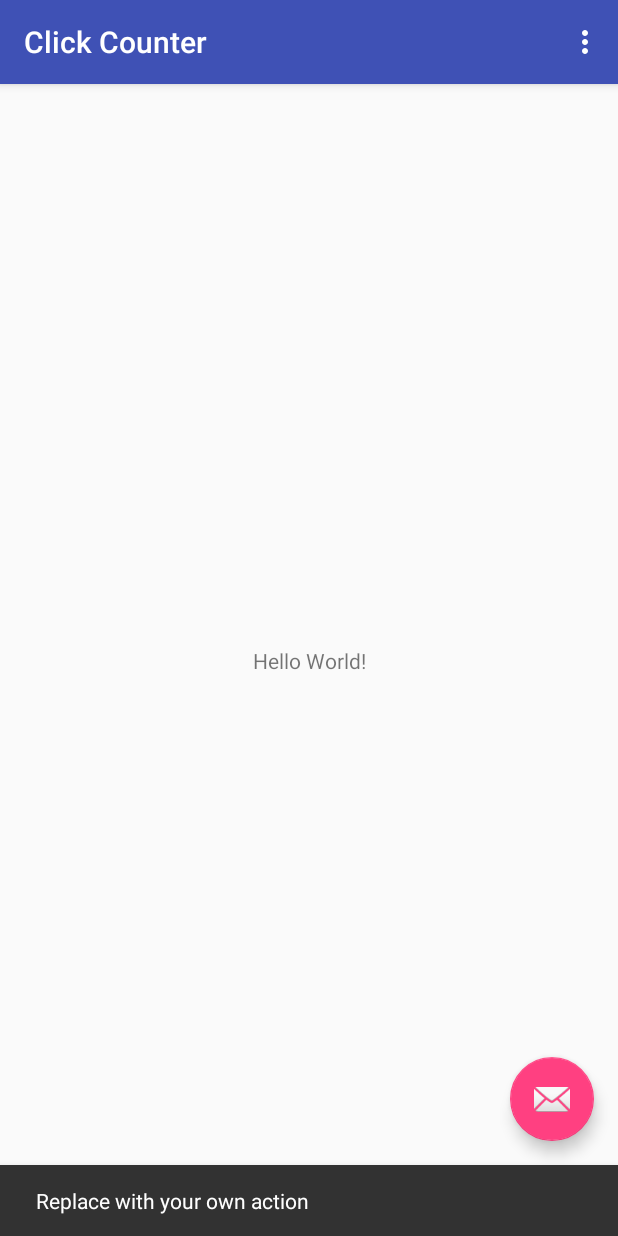
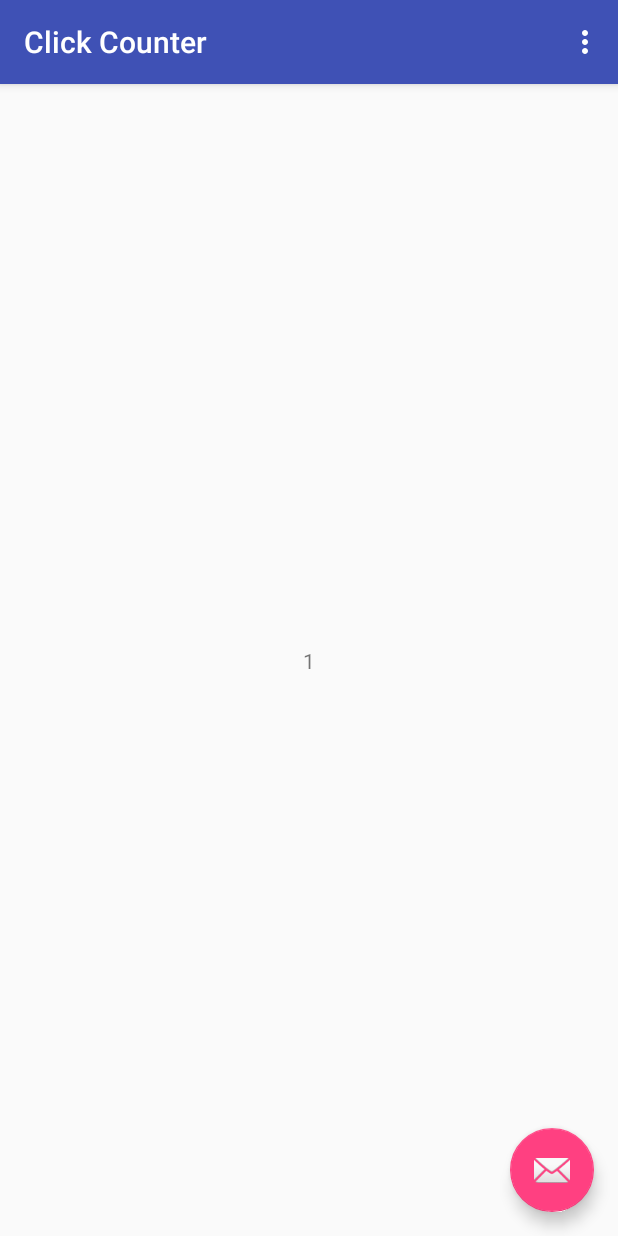
Before and after one commit to bjornnorgaard/ITSMAP, an Android app: the screen it shows after launch (MainActivity), after a tap on an icon or button, on a phone screen of 412 x 824 dp. Run offline under Robolectric (Android 15) with nearby library versions, the light colour scheme and no system bars.

Commit message:
click counter now working

```diff
--- a/labs/lab1/ClickCounter/app/src/main/java/com/example/norgaard/clickcounter/MainActivity.java
+++ b/labs/lab1/ClickCounter/app/src/main/java/com/example/norgaard/clickcounter/MainActivity.java
@@ -8,8 +8,12 @@ import android.support.v7.widget.Toolbar;
 import android.view.View;
 import android.view.Menu;
 import android.view.MenuItem;
+import android.widget.TextView;
 
 public class MainActivity extends AppCompatActivity {
+
+    int counter = 0;
+    TextView tv;
 
     @Override
     protected void onCreate(Bundle savedInstanceState) {
@@ -18,12 +22,14 @@ public class MainActivity extends AppCompatActivity {
         Toolbar toolbar = (Toolbar) findViewById(R.id.toolbar);
         setSupportActionBar(toolbar);
 
+        tv = (TextView) findViewById(R.id.counter);
+
         FloatingActionButton fab = (FloatingActionButton) findViewById(R.id.fab);
         fab.setOnClickListener(new View.OnClickListener() {
             @Override
             public void onClick(View view) {
-                Snackbar.make(view, "Replace with your own action", Snackbar.LENGTH_LONG)
-                        .setAction("Action", null).show();
+                counter++;
+                tv.setText(counter + "");
             }
         });
     }
--- a/labs/lab1/ClickCounter/app/src/main/res/layout/content_main.xml
+++ b/labs/lab1/ClickCounter/app/src/main/res/layout/content_main.xml
@@ -12,6 +12,7 @@
         android:layout_width="wrap_content"
         android:layout_height="wrap_content"
         android:text="Hello World!"
+        android:id="@+id/counter"
         app:layout_constraintBottom_toBottomOf="parent"
         app:layout_constraintLeft_toLeftOf="parent"
         app:layout_constraintRight_toRightOf="parent"
```
